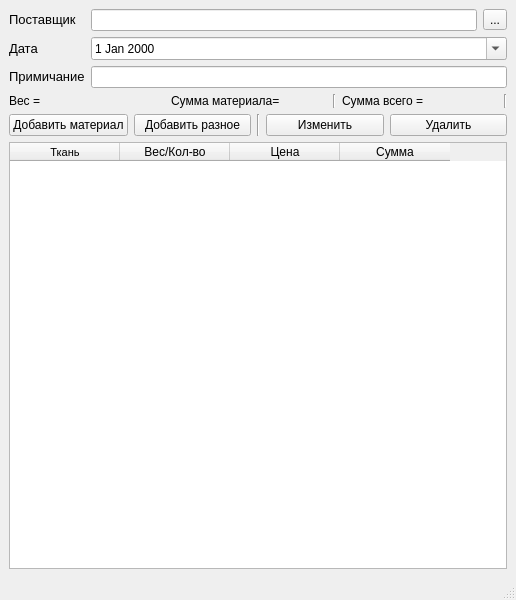
This is ui/add_material.ui in Meller008/CRM-Avi as Qt 5 draws it before an edit. The edited form follows.
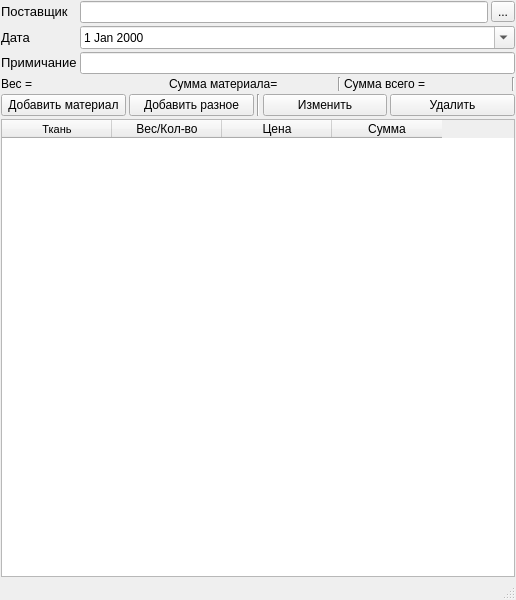
This is the edited form.

Commit message: Начал делать МДИ но не меняется размер окна

What changed in the file:
```diff
--- a/ui/add_material.ui
+++ b/ui/add_material.ui
@@ -15,6 +15,21 @@
   </property>
   <widget class="QWidget" name="centralwidget">
    <layout class="QGridLayout" name="gridLayout">
+    <property name="leftMargin">
+     <number>1</number>
+    </property>
+    <property name="topMargin">
+     <number>1</number>
+    </property>
+    <property name="rightMargin">
+     <number>1</number>
+    </property>
+    <property name="bottomMargin">
+     <number>1</number>
+    </property>
+    <property name="spacing">
+     <number>3</number>
+    </property>
     <item row="1" column="1" colspan="2">
      <widget class="QDateEdit" name="de_data">
       <property name="wrapping">
```
The commit also changes 6 other files.
